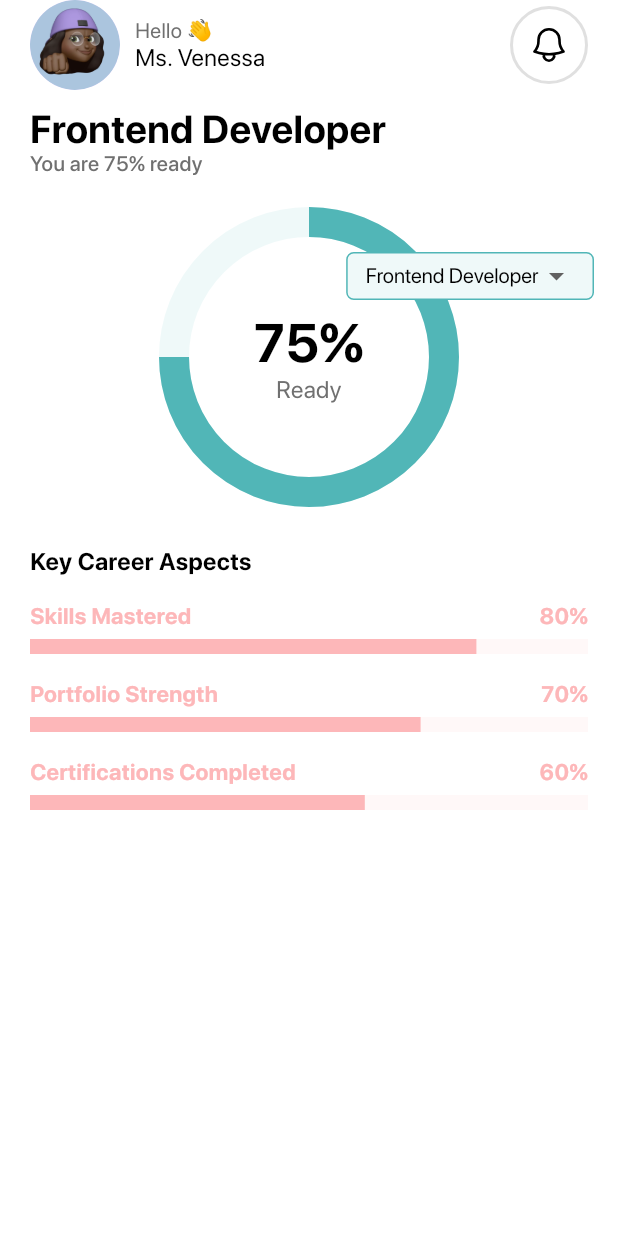
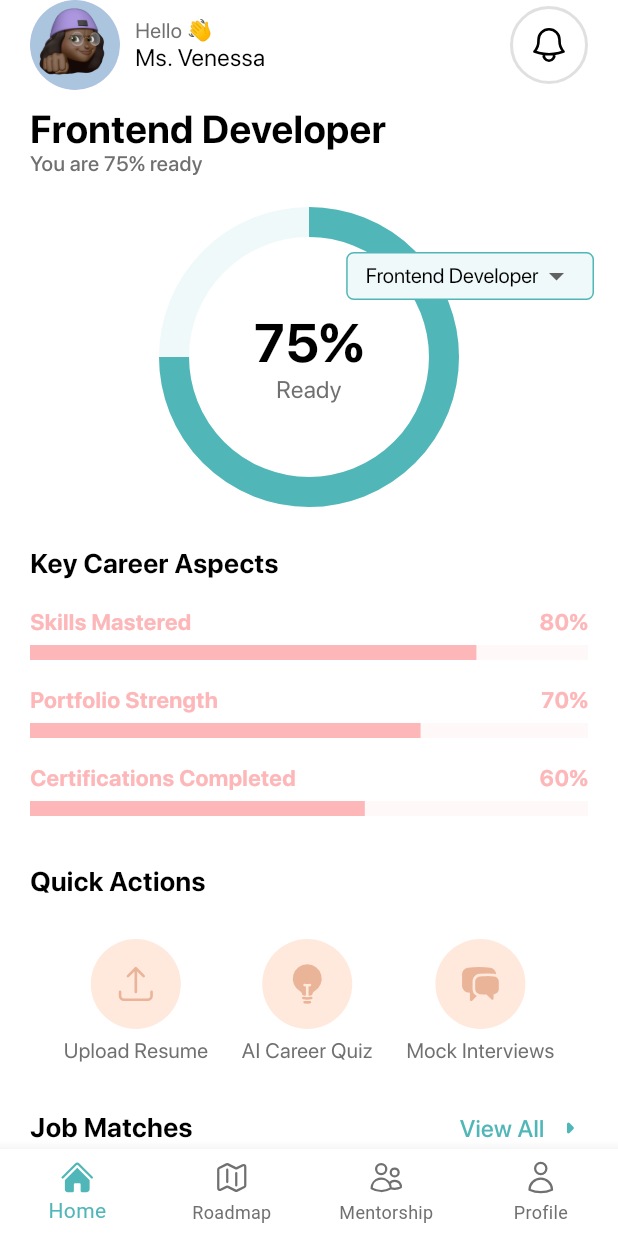
Before and after one commit to nalugala-vc/resumate, a Flutter app: the screen it shows after launch, on a phone screen of 412 x 824 dp. Run offline on Flutter 3.47's test engine with Material 3 defaults, Android fonts, the phone set to English and light mode, and no system bars; our stand-ins replace flutter_otp_text_field, get, heroicons; network calls fail; project files that could hold a hidden picture were left out.

Commit message:
Home page complete

```diff
--- a/resumate_flutter/lib/core/theme/app_pallette.dart
+++ b/resumate_flutter/lib/core/theme/app_pallette.dart
@@ -6,8 +6,8 @@ class AppPallete {
   static const Color primary200 = Color(0xFFB6E2E2);
   static const Color pink400 = Color(0xFFFDB7B9);
   static const Color pink100 = Color(0xFFFFF8F8);
-  static const Color primary1 = Color(0xFFFF73A6);
-  static const Color primary2 = Color(0xFFFC3F84);
+  static const Color lightOrange400 = Color(0xFFEAB499);
+  static const Color lightOrange100 = Color(0xFFFFE8DC);
   static const Color borderColor = Color.fromRGBO(52, 51, 67, 1);
   static const Color whiteColor = Colors.white;
   static const Color greyColor = Color(0xFF707070);
--- /dev/null
+++ b/resumate_flutter/lib/core/widgets/custom_nav_bar.dart
@@ -0,0 +1,57 @@
+import 'package:flutter/material.dart';
+import 'package:heroicons/heroicons.dart';
+import 'package:resumate_flutter/core/theme/app_pallette.dart';
+import 'package:resumate_flutter/features/feed/view/pages/homepage.dart';
+
+class CustomBottomNavBar extends StatefulWidget {
+  @override
+  State<CustomBottomNavBar> createState() => _CustomBottomNavBarState();
+}
+
+class _CustomBottomNavBarState extends State<CustomBottomNavBar> {
+  int _currentIndex = 0;
+
+  final List<Widget> _pages = [
+    Homepage(),
+    Text('Roadmap Page'),
+    Text('Mentorship Page'),
+    Text('Profile Page'),
+  ];
+
+  @override
+  Widget build(BuildContext context) {
+    return Scaffold(
+      body: Center(child: _pages[_currentIndex]),
+      bottomNavigationBar: BottomNavigationBar(
+        currentIndex: _currentIndex,
+        type: BottomNavigationBarType.fixed,
+        backgroundColor: Colors.white,
+        selectedItemColor: AppPallete.primary400,
+        unselectedItemColor: AppPallete.greyColor,
+        onTap: (index) => setState(() => _currentIndex = index),
+        items: const [
+          BottomNavigationBarItem(
+            icon: HeroIcon(HeroIcons.home, style: HeroIconStyle.outline),
+            activeIcon: HeroIcon(HeroIcons.home, style: HeroIconStyle.solid),
+            label: 'Home',
+          ),
+          BottomNavigationBarItem(
+            icon: HeroIcon(HeroIcons.map, style: HeroIconStyle.outline),
+            activeIcon: HeroIcon(HeroIcons.map, style: HeroIconStyle.solid),
+            label: 'Roadmap',
+          ),
+          BottomNavigationBarItem(
+            icon: HeroIcon(HeroIcons.users, style: HeroIconStyle.outline),
+            activeIcon: HeroIcon(HeroIcons.users, style: HeroIconStyle.solid),
+            label: 'Mentorship',
+          ),
+          BottomNavigationBarItem(
+            icon: HeroIcon(HeroIcons.user, style: HeroIconStyle.outline),
+            activeIcon: HeroIcon(HeroIcons.user, style: HeroIconStyle.solid),
+            label: 'Profile',
+          ),
+        ],
+      ),
+    );
+  }
+}
--- /dev/null
+++ b/resumate_flutter/lib/features/feed/model/job.dart
@@ -0,0 +1,37 @@
+class Job {
+  final String companyName;
+  final String employeeCount;
+  final String jobTitle;
+  final String jobDescription;
+  final double matchPercent;
+  final String imageUrl;
+
+  Job({
+    required this.companyName,
+    required this.employeeCount,
+    required this.jobTitle,
+    required this.jobDescription,
+    required this.matchPercent,
+    required this.imageUrl,
+  });
+}
+
+final List<Job> jobs = [
+  Job(
+    companyName: "Techify",
+    employeeCount: "150",
+    jobTitle: "Frontend Developer",
+    jobDescription: "Join our UI team to build beautiful Flutter interfaces.",
+    matchPercent: 0.8,
+    imageUrl: "https://images.unsplash.com/photo-1557804506-669a67965ba0",
+  ),
+  Job(
+    companyName: "InnoTech",
+    employeeCount: "300",
+    jobTitle: "Backend Engineer",
+    jobDescription: "Work with scalable APIs and cloud infrastructure.",
+    matchPercent: 0.75,
+    imageUrl: "https://images.unsplash.com/photo-1504384308090-c894fdcc538d",
+  ),
+  // Add more Job instances as needed
+];
--- a/resumate_flutter/lib/features/feed/view/pages/homepage.dart
+++ b/resumate_flutter/lib/features/feed/view/pages/homepage.dart
@@ -1,5 +1,11 @@
 import 'package:flutter/material.dart';
+import 'package:heroicons/heroicons.dart';
+import 'package:resumate_flutter/core/fonts/sf_pro_display.dart';
 import 'package:resumate_flutter/core/spacers/spacers.dart';
+import 'package:resumate_flutter/core/theme/app_pallette.dart';
+import 'package:resumate_flutter/features/feed/model/job.dart';
+import 'package:resumate_flutter/features/feed/view/widgets/job_card.dart';
+import 'package:resumate_flutter/features/feed/view/widgets/quick_actions.dart';
 import 'package:resumate_flutter/features/feed/view/widgets/readiness_indicator.dart';
 import 'package:resumate_flutter/features/feed/view/widgets/top_bar_user.dart';
 
@@ -8,8 +14,7 @@ class Homepage extends StatelessWidget {
 
   @override
   Widget build(BuildContext context) {
-    return Scaffold(
-      body: SafeArea(
+    return SafeArea(
       child: SingleChildScrollView(
         padding: EdgeInsets.symmetric(horizontal: 20),
         child: Column(
@@ -17,8 +22,100 @@ class Homepage extends StatelessWidget {
             TopBarUser(name: 'Ms. Venessa'),
             spaceH10,
             ReadinessIndicator(),
+            spaceH20,
+            Align(
+              alignment: Alignment.centerLeft,
+              child: SfProDisplay(
+                text: 'Quick Actions',
+                textColor: AppPallete.black,
+                fontSize: 18,
+                fontWeight: FontWeight.w700,
+                textAlignment: TextAlign.left,
+              ),
+            ),
+            spaceH20,
+            Row(
+              mainAxisAlignment: MainAxisAlignment.spaceEvenly,
+              children: [
+                QuickActions(
+                  icon: HeroIcons.arrowUpTray,
+                  name: 'Upload Resume',
+                  onTap: () {},
+                ),
+                QuickActions(
+                  icon: HeroIcons.lightBulb,
+                  name: 'AI Career Quiz',
+                  onTap: () {},
+                ),
+                QuickActions(
+                  icon: HeroIcons.chatBubbleLeftRight,
+                  name: 'Mock Interviews',
+                  onTap: () {},
+                ),
               ],
             ),
+
+            spaceH20,
+            Row(
+              mainAxisAlignment: MainAxisAlignment.spaceBetween,
+              children: [
+                SfProDisplay(
+                  text: 'Job Matches',
+                  textColor: AppPallete.black,
+                  fontSize: 18,
+                  fontWeight: FontWeight.w700,
+                  textAlignment: TextAlign.left,
+                ),
+                GestureDetector(
+                  onTap: () {
+                    print('Text tapped!');
+                  },
+                  child: Row(
+                    children: [
+                      SfProDisplay(
+                        text: 'View All',
+                        fontSize: 16,
+                        fontWeight: FontWeight.w500,
+                        textColor: AppPallete.primary400,
+                      ),
+                      spaceW5,
+                      const Icon(
+                        Icons.arrow_right_rounded,
+                        color: AppPallete.primary400,
+                      ),
+                    ],
+                  ),
+                ),
+              ],
+            ),
+            spaceH20,
+            SingleChildScrollView(
+              physics: NeverScrollableScrollPhysics(),
+              child: ListView.builder(
+                shrinkWrap: true,
+                padding: const EdgeInsets.all(16),
+                itemCount: jobs.length,
+                itemBuilder: (context, index) {
+                  final job = jobs[index];
+                  return Padding(
+                    padding: const EdgeInsets.only(bottom: 20),
+                    child: JobCard(
+                      companyName: job.companyName,
+                      employeeCount: job.employeeCount,
+                      jobTitle: job.jobTitle,
+                      jobDescription: job.jobDescription,
+                      matchPercent: job.matchPercent,
+                      imageUrl: job.imageUrl,
+                      onTap: () {
+                        // Handle tap here (navigate, show dialog, etc.)
+                        print("Tapped ${job.jobTitle}");
+                      },
+                    ),
+                  );
+                },
+              ),
+            ),
+          ],
         ),
       ),
     );
--- /dev/null
+++ b/resumate_flutter/lib/features/feed/view/widgets/quick_actions.dart
@@ -0,0 +1,43 @@
+import 'package:flutter/material.dart';
+import 'package:heroicons/heroicons.dart';
+import 'package:resumate_flutter/core/fonts/sf_pro_display.dart';
+import 'package:resumate_flutter/core/theme/app_pallette.dart';
+
+class QuickActions extends StatelessWidget {
+  final HeroIcons icon;
+  final VoidCallback onTap;
+  final String name;
+  const QuickActions({
+    super.key,
+    required this.icon,
+    required this.name,
+    required this.onTap,
+  });
+
+  @override
+  Widget build(BuildContext context) {
+    return InkWell(
+      onTap: onTap,
+      child: Column(
+        children: [
+          CircleAvatar(
+            radius: 30,
+            backgroundColor: AppPallete.lightOrange100,
+            child: HeroIcon(
+              icon,
+              style: HeroIconStyle.solid,
+              color: AppPallete.lightOrange400,
+              size: 28,
+            ),
+          ),
+          SfProDisplay(
+            text: name,
+            fontSize: 14,
+            fontWeight: FontWeight.w400,
+            textColor: AppPallete.greyColor,
+          ),
+        ],
+      ),
+    );
+  }
+}
--- a/resumate_flutter/lib/features/feed/view/widgets/readiness_indicator.dart
+++ b/resumate_flutter/lib/features/feed/view/widgets/readiness_indicator.dart
@@ -157,7 +157,7 @@ class _ReadinessIndicatorState extends State<ReadinessIndicator> {
           child: SfProDisplay(
             text: 'Key Career Aspects',
             textColor: AppPallete.black,
-            fontSize: 16,
+            fontSize: 18,
             fontWeight: FontWeight.w700,
             textAlignment: TextAlign.left,
           ),
--- a/resumate_flutter/lib/main.dart
+++ b/resumate_flutter/lib/main.dart
@@ -1,12 +1,7 @@
 import 'package:flutter/material.dart';
 import 'package:get/get_navigation/src/root/get_material_app.dart';
 import 'package:resumate_flutter/core/theme/app_theme.dart';
-import 'package:resumate_flutter/core/widgets/splash_screen.dart';
-import 'package:resumate_flutter/features/auth/view/onboarding.dart';
-import 'package:resumate_flutter/features/auth/view/otp.dart';
-import 'package:resumate_flutter/features/auth/view/sign_in.dart';
-import 'package:resumate_flutter/features/auth/view/sign_up.dart';
-import 'package:resumate_flutter/features/feed/view/pages/homepage.dart';
+import 'package:resumate_flutter/core/widgets/custom_nav_bar.dart';
 
 void main() {
   runApp(const MyApp());
@@ -21,7 +16,7 @@
       debugShowCheckedModeBanner: false,
       title: 'Flutter Demo',
       theme: AppTheme.lightMode,
-      home: const Homepage(),
+      home: CustomBottomNavBar(),
     );
   }
 }
```
Also changed, not shown: resumate_flutter/lib/features/feed/view/widgets/job_card.dart (added, +157 -0 lines). Lines whose indentation alone changed are shown as unchanged.
